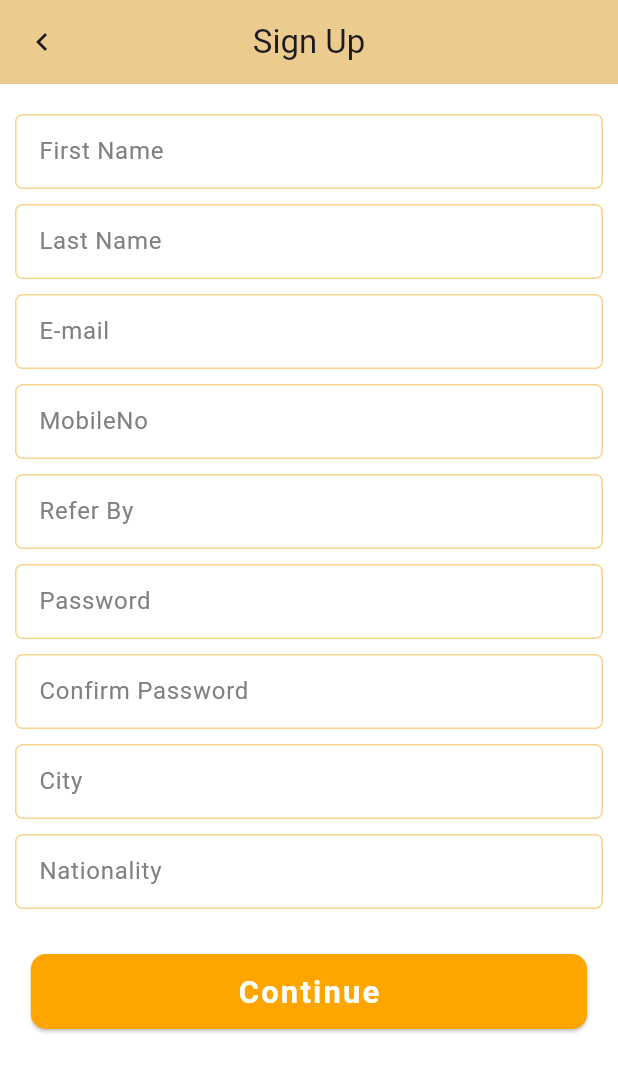
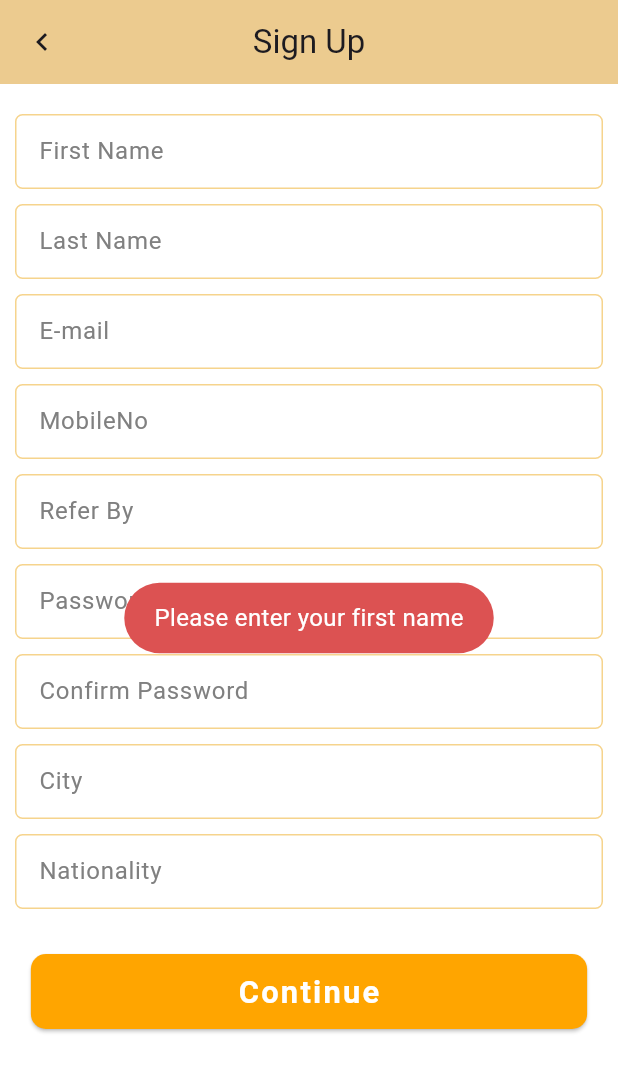
Before and after one commit to mappsdeveloper1991/ClientAppBookingCabs, a Flutter app: the SignupPersonalDetails screen opened directly, after a tap on "Continue", on a phone screen of 412 x 824 dp. Shown: the top 1072 px of the screen. Run offline on Flutter 3.47's test engine with Material 3 defaults, Android fonts, the light colour scheme and no system bars; our stand-ins replace flutter_otp_text_field, flutter_svg, fluttertoast, image_picker, smooth_page_indicator.

Commit message:
Login and signup pgae api integraction

```diff
--- a/bookingcab_mobileapp/lib/data/remoteServer/HttpAPIRequest.dart
+++ b/bookingcab_mobileapp/lib/data/remoteServer/HttpAPIRequest.dart
@@ -1,24 +1,35 @@
+// ignore_for_file: non_constant_identifier_names, constant_identifier_names, avoid_print
+
 import 'dart:async';
 import 'dart:convert';
-import 'dart:io';
-import 'package:bookingcab_mobileapp/domain/model/Album.dart';
-import 'package:flutter/services.dart';
 import 'package:http/http.dart' as http;
-import 'package:http/http.dart';
 
 
-String baseURL = "https://api.bookingcabs.com";
-String portNo = ":3001";
-String subURL = "/api/v1/user/";
-String  finalBaseURL = "$baseURL$portNo$subURL";
+const String baseURL = "https://api.bookingcabs.com";
+const String portNo = ":3001";
+const String subURL = "/api/v1/user/";
+const String  finalBaseURL = "$baseURL$portNo$subURL";
 
-final String SUCCESS_STATUS = "success";
-final String FAILED_STATUS = "failed";
-final String SOMETHING_WENT_WRONG_MSG = "Something went wrong please try again";
 
-String API_LOGIN_EMAIL_MOBILE_WITH_PASSWORD ="login";
-String loginByEmailAPIName = "getuserbyusername";
-String newSignUpEndPoint = "newsignup";
+const  String API_LOGIN_EMAIL_MOBILE_WITH_PASSWORD ="login";
+const String loginByEmailAPIName = "getuserbyusername";
+const String newSignUpEndPoint = "newsignup";
+
+
+const String SUCCESS_STATUS = "success";
+const String FAILED_STATUS = "failed";
+const String SOMETHING_WENT_WRONG_MSG = "Something went wrong please try again";
+const String INVALID_EMAIL_MSG = "Please enter the valid email id or mobile number";
+const String INVALID_PASSWORD_MSG = "Please enter the valid password";
+const String INVALID_OTP_MSG = "Please enter the valid OTP";
+const String INVALID_FIRST_NAME_MSG = "Please enter your first name";
+const String INVALID_LAST_NAME_MSG = "Please enter your last name";
+const String INVALID_EMAIL_ID_MSG = "Please enter the valid email id";
+const String INVALID_PHONE_NO_MSG = "Please enter the valid mobile no";
+const String INVALID_CONFIRM_PASSORD_MSG = "Please enter the valid password";
+const String INVALID_PASSWORD_CONFIRM_PASSWORD_MSG = "Password and confirm password should be same";
+const String INVALID_CITY_MSG = "Please slect your city";
+const String INVALID_NATIONALITY_MSG = "Please slect your nationality";
 
 
 
@@ -41,10 +52,12 @@ String newSignUpEndPoint = "newsignup";
     }
   }
 
+
+
+
   // Method for making POST requests
    Future<http.Response> postRequest(String apiEndPointName, Map<String, Object> bodydata) async {
         try{
-
             final Map<String, String> headers = {
                   'Content-Type': 'application/json',
                 };
@@ -63,87 +76,10 @@ String newSignUpEndPoint = "newsignup";
                   print('Request failed: ${response.reasonPhrase}');
                   throw Exception('Failed: ${response.reasonPhrase}');
                 }
-/*
-          var headers = {
-            'Content-Type': 'application/json'
-          };
-
-          print(bodydata);
-          var request = http.Request('POST', Uri.parse('$finalBaseURL$apiEndPointName'));
-
-          request.body = json.encode(bodydata);
-          request.headers.addAll(headers);
-
-          var response = await request.send();
-
-          if (response.statusCode == 200) {
-            print(await response.stream.bytesToString());
-            print('Request success: Response: ${response.stream}');
-
-          }
-          else {
-            print(response.reasonPhrase);
-            print('Request failed: exception message: ${response.reasonPhrase}');
-            throw Exception('Failed');
-          }
-*/
         }catch(e){
             print('Request failed: exception message: ${e.toString()}');
             throw Exception('Exception');
         }
-
-
-
-
-
-/*
-        try {
-          var headers = {
-      'Content-Type': 'application/json'
-    };
-
- String jsonBody = json.encode(bodydata);
-  final encoding = Encoding.getByName('utf-8');
-
-var  bodd = json.encode({
-  "company_id": "1",
-  "first_name": "Srikant",
-  "last_name": "Mehta",
-  "email": "ade1@gmail.com",
-  "mobile": "7091266478",
-  "mobile_prefix": "91",
-  "user_type_id": "1",
-  "password": "123456",
-  "nationality": "101",
-  "user_grade": "5",
-  "newsletter_subscription": "1",
-  "city_id": "707",
-  "state_id": "10",
-  "country_id": 101,
-  "parent_id": "0"
-});
-
-      final response = await http.post(
-        Uri.parse('https://api.bookingcabs.com:3001/api/v1/user/newsignup'),
-        body: bodd,
-    //encoding: encoding,
-        //body: body,
-      );
-
-      if (response.statusCode == 200) {
-          // Handle successful response
-          print('Request success: Response: ${response.body}');
-          return response;
-       } else {
-          // Handle error response
-          print('Request failed: status: ${response.statusCode}');
-          throw Exception('Failed');
-       }
-    } catch (e) {
-       print('Request failed: exception message: ${e.toString()}');
-       throw Exception('Failed');
-    }
-    */
   }
 
 
--- a/bookingcab_mobileapp/lib/view/signup/SignupPersonalDetails.dart
+++ b/bookingcab_mobileapp/lib/view/signup/SignupPersonalDetails.dart
@@ -1,11 +1,13 @@
+import 'dart:convert';
+
+import 'package:bookingcab_mobileapp/comman/ShowToast.dart';
 import 'package:bookingcab_mobileapp/data/remoteServer/HttpAPIRequest.dart';
-import 'package:flutter/cupertino.dart';
+import 'package:bookingcab_mobileapp/view/signup/SignupResponseData.dart';
 import 'package:flutter/material.dart';
 
 import '../../AppStyle/AppColors.dart';
 import '../../AppStyle/AppHeadreApp.dart';
 import '../../AppStyle/AppUIComponent.dart';
-import '../dashboard/DashBoardPage.dart';
 import '../otp/OTPVerification.dart';
 
 class SignupPersonalDetails extends StatefulWidget {
@@ -16,15 +18,39 @@ class SignupPersonalDetails extends StatefulWidget {
 }
 
 class _SignupPersonalDetailsState extends State<SignupPersonalDetails> {
-  late String firstName = "", lastName ="", emailID = "", mobileNo = "", referBy = "", password = "", confirmPassword = "", citys ="", nationality ="";
+  late String firstName = "",
+      lastName = "",
+      emailID = "",
+      mobileNo = "",
+      referBy = "",
+      password = "",
+      confirmPassword = "",
+      city = "707",
+      nationality = "101";
 
   @override
   void initState() {
     super.initState();
   }
 
-
-Future<void> signUpAPICall() async {
+  Future<void> signUpAPICall(BuildContext context) async {
+    if (firstName.isEmpty) {
+      showErrorTost(context, INVALID_FIRST_NAME_MSG);
+    } else if (lastName.isEmpty) {
+      showErrorTost(context, INVALID_LAST_NAME_MSG);
+    } else if (emailID.isEmpty) {
+      showErrorTost(context, INVALID_EMAIL_ID_MSG);
+    } else if (password.isEmpty) {
+      showErrorTost(context, INVALID_PASSWORD_MSG);
+    } else if (confirmPassword.isEmpty) {
+      showErrorTost(context, INVALID_CONFIRM_PASSORD_MSG);
+    } else if (password != confirmPassword) {
+      showErrorTost(context, INVALID_PASSWORD_CONFIRM_PASSWORD_MSG);
+    } else if (city.isEmpty) {
+      showErrorTost(context, INVALID_CITY_MSG);
+    } else if (nationality.isEmpty) {
+      showErrorTost(context, INVALID_NATIONALITY_MSG);
+    } else {
       Map<String, Object> queryParams = {
         "first_name": firstName,
         "last_name": lastName,
@@ -32,22 +58,40 @@ Future<void> signUpAPICall() async {
         "mobile": mobileNo,
         "password": password,
         "mobile_prefix": "91",
-  "city_id": "707",
+        "city_id": city,
         "state_id": "10",
-  "country_id": 101,
-  "nationality": "101",
-
+        "country_id": nationality,
+        "nationality": nationality,
         "user_type_id": "1",
         "user_grade": "5",
         "newsletter_subscription": "1",
         "parent_id": "0",
         "company_id": "1"
       };
+
       try {
         final response = await postRequest(newSignUpEndPoint, queryParams);
         if (response.statusCode == 200) {
           // Handle successful response
           print('Response: ${response.body}');
+
+           print('Response: ${response.body}');
+          final jsonData = jsonDecode(response.body);
+          var responseData = SignupResponseData.fromJson(jsonData['responsedata']);
+          if (responseData.status == SUCCESS_STATUS) {
+            if(responseData.data!.status ==   SUCCESS_STATUS){
+              showSuccessTost(context, responseData.data!.message +"\n "+responseData.data!.emailMessage);
+
+
+
+                Navigator.pushReplacement(
+              context,
+              MaterialPageRoute(builder: (context) => OTPVerification()),
+            );
+            }else{
+              showErrorTost(context, responseData.data!.message);
+            }
+          }
         } else {
           // Handle error response
           print('Request failed with status: ${response.statusCode}');
@@ -55,6 +99,7 @@ Future<void> signUpAPICall() async {
       } catch (e) {
         // Handle exceptions
         print('Exception occurred: $e');
+      }
     }
   }
 
@@ -218,7 +263,7 @@ Future<void> signUpAPICall() async {
         keyboardType: TextInputType.text,
         onChanged: (value) {
           setState(() {
-            citys = value;
+            city = value;
           });
         },
         style: textFormFieldStyle(),
@@ -265,7 +310,7 @@ Future<void> signUpAPICall() async {
                   context,
                   MaterialPageRoute(builder: (context) => OTPVerification()),
                 ); */
-                signUpAPICall();
+                signUpAPICall(context);
               },
               child: Text("Continue",
                   style: buttonTextStyle(context, Colors.white,
--- /dev/null
+++ b/bookingcab_mobileapp/lib/view/signup/SignupResponseData.dart
@@ -0,0 +1,60 @@
+class SignupResponseData {
+   String? status = "";
+   Data? data;
+
+  SignupResponseData({required this.status, required this.data});
+
+  factory SignupResponseData.fromJson(Map<String, dynamic> json) {
+    return SignupResponseData(
+      status: json['status'] as String,
+       data: json['data'] != null ? Data.fromJson(json['data'] as Map<String, dynamic>) : null,
+    );
+  }
+}
+
+class Data {
+   //int? fieldCount;
+   //int? affectedRows;
+   //int? insertId;
+   //int? serverStatus;
+   //int? warningCount;
+   String message = "";
+   //bool protocol41;
+   //int changedRows;
+   String emailMessage;
+   int userId;
+   String code;
+   String status = "";
+
+  Data({
+    //required this.fieldCount,
+    //required this.affectedRows,
+    //required this.insertId,
+    //required this.serverStatus,
+   // required this.warningCount,
+    required this.message,
+    //required this.protocol41,
+   // required this.changedRows,
+    required this.emailMessage,
+    required this.userId,
+    required this.code,
+    required this.status,
+  });
+
+  factory Data.fromJson(Map<String, dynamic> json) {
+    return Data(
+      //fieldCount: json['fieldCount'] as int,
+      //affectedRows: json['affectedRows'] as int,
+      //insertId: json['insertId'] as int,
+      //serverStatus: json['serverStatus'] as int,
+      //warningCount: json['warningCount'] as int,
+      message: json['message']  as String? ?? '',
+      //protocol41: json['protocol41'] as bool,
+      //changedRows: json['changedRows'] as int,
+      emailMessage: json['emailmessage']  as String? ?? '',
+      userId: json['user_id']  as int? ?? 0,
+      code: json['code'] as String? ?? '',
+      status: json['status'] as String? ?? '',
+    );
+  }
+}
```
Also changed, not shown: bookingcab_mobileapp/lib/view/login/Login.dart (+35 -62 lines). Lines whose indentation alone changed are shown as unchanged.
